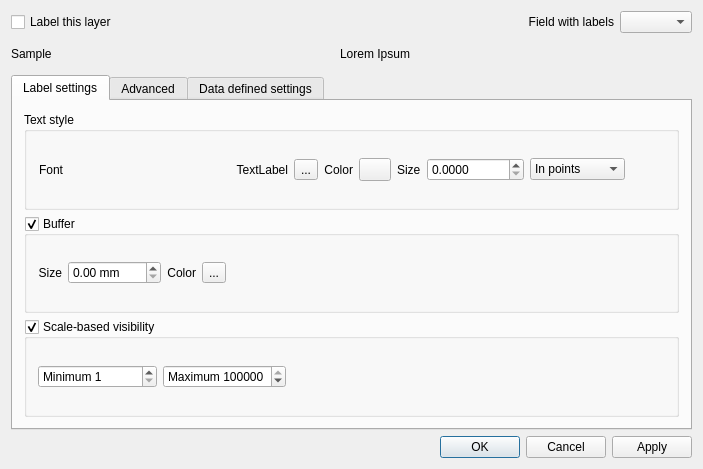
Qt form src/ui/qgslabelingguibase.ui (qgis/QGIS) before a commit.
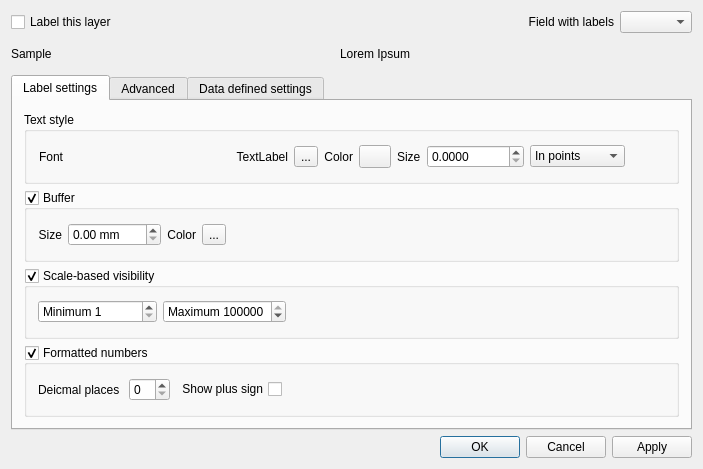
The same form after that commit. Icons and pictures are not drawn. Custom widgets are drawn as their Qt base class.

Commit message: [FEATURE]: Apply patch from Stefan Ziegler which adds the option to select decimals places and + signs for numeric labels. Thanks\!

The edit to the form file:
```diff
--- a/src/ui/qgslabelingguibase.ui
+++ b/src/ui/qgslabelingguibase.ui
@@ -372,6 +372,51 @@
          </layout>
         </widget>
        </item>
+       <item row="3" column="0">
+        <widget class="QGroupBox" name="chkFormattedNumbers">
+         <property name="title">
+          <string>Formatted numbers</string>
+         </property>
+         <property name="checkable">
+          <bool>true</bool>
+         </property>
+         <layout class="QGridLayout" name="gridLayout_15">
+          <item row="0" column="1">
+           <widget class="QSpinBox" name="spinDecimals"/>
+          </item>
+          <item row="0" column="3">
+           <spacer name="horizontalSpacer_4">
+            <property name="orientation">
+             <enum>Qt::Horizontal</enum>
+            </property>
+            <property name="sizeHint" stdset="0">
+             <size>
+              <width>468</width>
+              <height>20</height>
+             </size>
+            </property>
+           </spacer>
+          </item>
+          <item row="0" column="0">
+           <widget class="QLabel" name="label">
+            <property name="text">
+             <string>Deicmal places </string>
+            </property>
+           </widget>
+          </item>
+          <item row="0" column="2">
+           <widget class="QCheckBox" name="chkPlusSign">
+            <property name="layoutDirection">
+             <enum>Qt::RightToLeft</enum>
+            </property>
+            <property name="text">
+             <string>Show plus sign</string>
+            </property>
+           </widget>
+          </item>
+         </layout>
+        </widget>
+       </item>
       </layout>
      </widget>
      <widget class="QWidget" name="tab">
```
Left out of the diff: 4 changed lines with no effect on the pictures. The commit also changes 4 other files.
